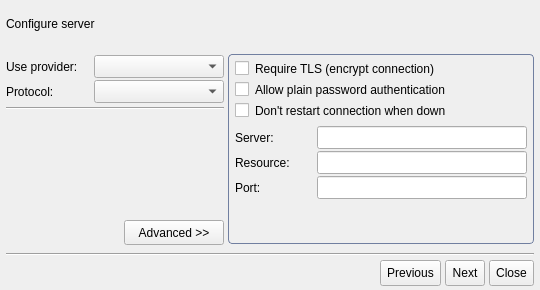
First picture: the form in share/skins/default/accountwizard.ui, repository itds-consulting/yate, before the edit.
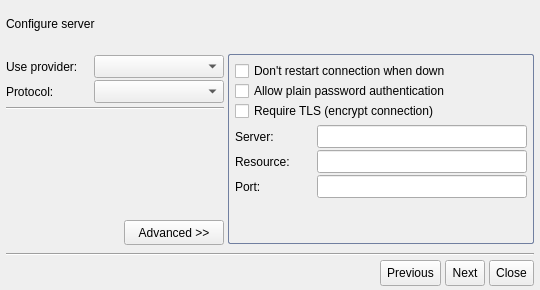
Second picture: the form after the edit. The open tabs and pages were chosen to show the change. Icons and pictures are not drawn.

Commit message: Added checkbox and radiobutton margins, changed layouts.

Patch:
```diff
--- a/share/skins/default/accountwizard.ui
+++ b/share/skins/default/accountwizard.ui
@@ -1192,7 +1192,7 @@
            <property name="styleSheet" >
             <string>QFrame#acc_proto_advanced {
   border: 1px solid #717fa0;
-  border-radius: 4px;
+  border-radius: 2px;
 }</string>
            </property>
            <property name="frameShape" >
@@ -1438,7 +1438,7 @@
            <widget class="QWidget" name="acc_proto_advanced_jabber" >
             <layout class="QVBoxLayout" >
              <property name="spacing" >
-              <number>8</number>
+              <number>0</number>
              </property>
              <property name="leftMargin" >
               <number>6</number>
@@ -1453,54 +1453,24 @@
               <number>4</number>
              </property>
              <item>
-              <widget class="QGroupBox" name="acc_proto_jabber_opt" >
-               <property name="minimumSize" >
-                <size>
-                 <width>180</width>
-                 <height>0</height>
-                </size>
+              <widget class="QCheckBox" name="acc_proto_jabber_opt_noautorestart" >
+               <property name="text" >
+                <string>Don't restart connection when down</string>
                </property>
-               <property name="styleSheet" >
-                <string>border: 0px;</string>
+              </widget>
+             </item>
+             <item>
+              <widget class="QCheckBox" name="acc_proto_jabber_opt_allowplainauth" >
+               <property name="text" >
+                <string>Allow plain password authentication</string>
                </property>
-               <layout class="QVBoxLayout" >
-                <property name="leftMargin" >
-                 <number>0</number>
-                </property>
-                <property name="topMargin" >
-                 <number>0</number>
-                </property>
-                <property name="rightMargin" >
-                 <number>0</number>
-                </property>
-                <property name="bottomMargin" >
-                 <number>0</number>
-                </property>
-                <item>
-                 <widget class="QCheckBox" name="acc_proto_jabber_opt_tlsrequired" >
-                  <property name="text" >
-                   <string>Require TLS (encrypt connection)</string>
-                  </property>
-                  <property name="autoExclusive" >
-                   <bool>false</bool>
-                  </property>
-                 </widget>
-                </item>
-                <item>
-                 <widget class="QCheckBox" name="acc_proto_jabber_opt_allowplainauth" >
-                  <property name="text" >
-                   <string>Allow plain password authentication</string>
-                  </property>
-                 </widget>
-                </item>
-                <item>
-                 <widget class="QCheckBox" name="acc_proto_jabber_opt_noautorestart" >
-                  <property name="text" >
-                   <string>Don't restart connection when down</string>
-                  </property>
-                 </widget>
-                </item>
-               </layout>
+              </widget>
+             </item>
+             <item>
+              <widget class="QCheckBox" name="acc_proto_jabber_opt_tlsrequired" >
+               <property name="text" >
+                <string>Require TLS (encrypt connection)</string>
+               </property>
               </widget>
              </item>
              <item>
@@ -1508,6 +1478,9 @@
                <property name="spacing" >
                 <number>2</number>
                </property>
+               <property name="topMargin" >
+                <number>4</number>
+               </property>
                <item>
                 <layout class="QHBoxLayout" >
                  <property name="spacing" >
```
Left out of the diff: 7 changed lines with no effect on the pictures. The commit also changes 6 other files.
